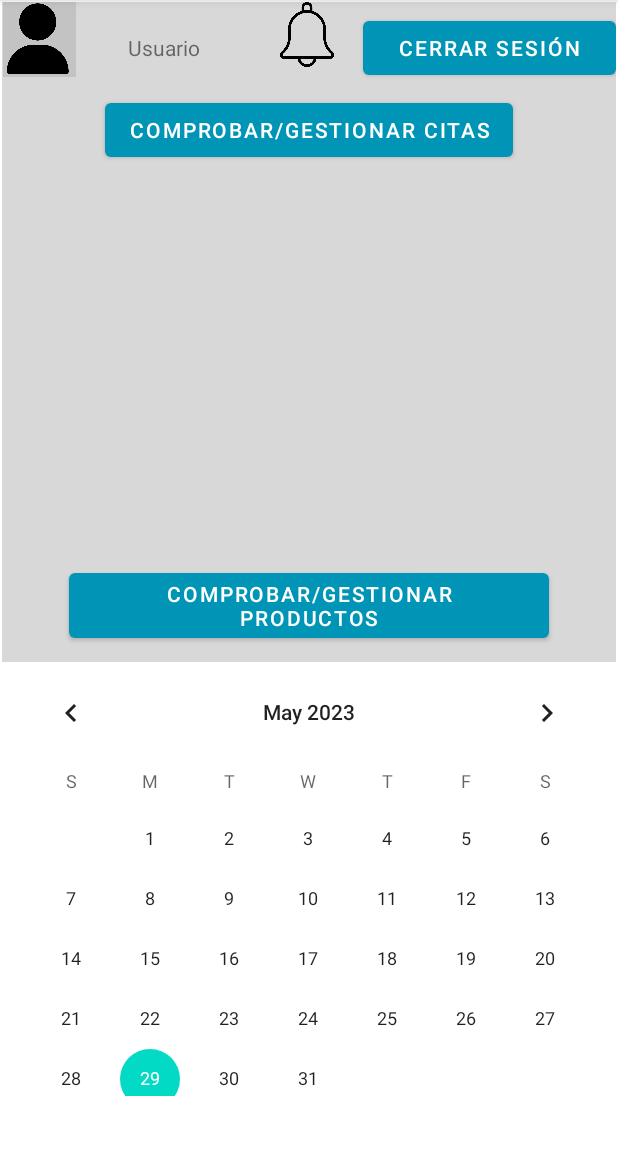
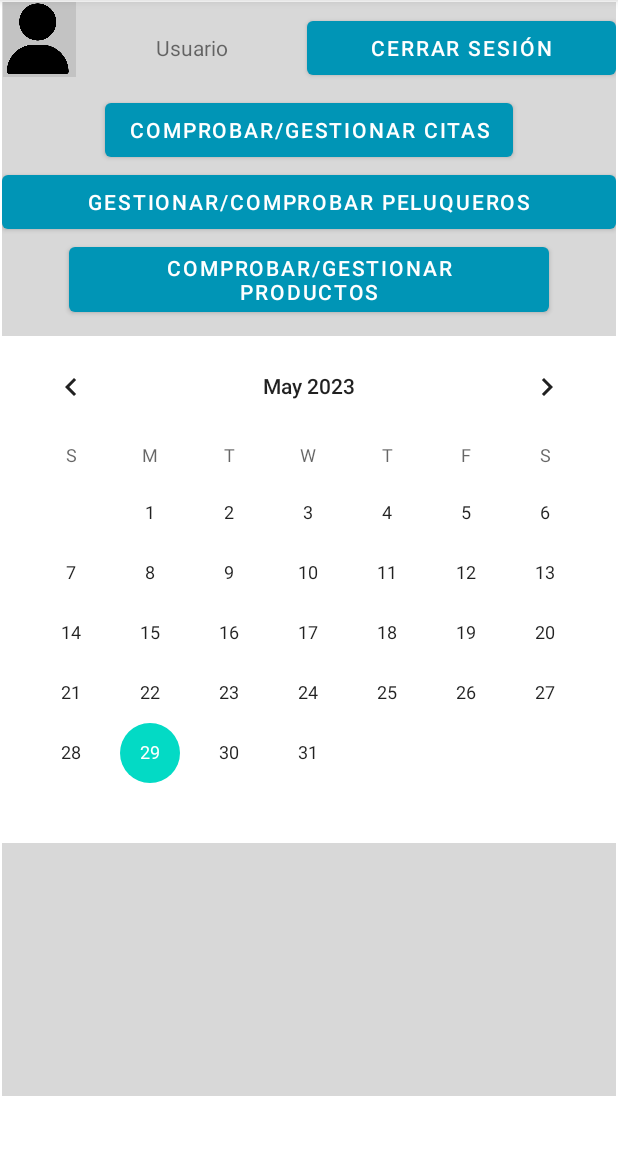
Before and after one commit to alvarovr0/Hairdate, an Android app: the menu_Peluquero screen opened through its navigation route, on a phone screen of 412 x 824 dp, the part 84-1236 px from its top. Run offline under Robolectric (Android 15) with nearby library versions, the phone set to English and light mode, and no system bars; our stand-ins replace Firebase (no records; nobody signed in at launch, a user with empty details on screens opened directly), Picasso; 2 statements that could not run were skipped.

Commit message:
Creacion Peluqueros lista OK
Hacer el adaptar su clase y sus metodos

```diff
--- a/Hairdate/app/src/main/java/com/example/hairdate/menu_Peluquero.java
+++ b/Hairdate/app/src/main/java/com/example/hairdate/menu_Peluquero.java
@@ -77,6 +77,7 @@ public class menu_Peluquero extends Fragment{
     private TextView usuario;
     private Button btn_controlStock;
     private Button btn_cerrarSesion;
+    private Button btn_gestionPeluqueros;
     private View view;
 
     ImageView profileImage;
@@ -131,33 +132,7 @@ public class menu_Peluquero extends Fragment{
         profileImage = view.findViewById(R.id.img_imagenPerfil);
         usuario = view.findViewById(R.id.txt_nombrePeluquero);
         btn_controlStock = view.findViewById(R.id.btn_comprobarStock);
-        btn_cerrarSesion = view.findViewById(R.id.btn_cerrarSesion);
-
-        mFirestore = FirebaseFirestore.getInstance();
-        mRecycler = view.findViewById(R.id.rvw_PeluqueroCitas);
-        mRecycler.setLayoutManager(new LinearLayoutManager(getActivity()));
-        Query query = mFirestore.collection("Citas");
-
-        FirestoreRecyclerOptions<Citas> firestoreRecyclerOptions = new FirestoreRecyclerOptions.Builder<Citas>().setQuery(query, Citas.class).build();
-
-        mAdapter = new CitasAdapter(firestoreRecyclerOptions);
-        mAdapter.notifyDataSetChanged();
-        mRecycler.setAdapter(mAdapter);
-
-        // Permite hacer click en las citas y te envia a detalles_citas
-        mAdapter.setOnClickListener(new View.OnClickListener() {
-            public void onClick(View view) {
-                String horarioCita = ((TextView) mRecycler.findViewHolderForAdapterPosition(mRecycler.getChildAdapterPosition(view)).itemView.findViewById(R.id.txt_horario)).getText().toString();
-                // Envía el email y el horario a detalles_citas, para que este pueda cargar la cita correspondiente
-                Bundle result = new Bundle();
-                result.putString("email", emailActual);
-                result.putString("horario", horarioCita);
-                getParentFragmentManager().setFragmentResult("menuPeluquero_to_detallesCitas", result);
-                Navigation.findNavController(view).navigate(R.id.action_menu_Peluquero_to_detalles_citas);
-            }
-        });
-
-
+        btn_gestionPeluqueros = view.findViewById(R.id.btn_gestionPeluqueros);
 
 
         // Al pulsar en el nombre de usuario se envía a cambiarse la imagen de perfil
@@ -201,6 +176,14 @@ public class menu_Peluquero extends Fragment{
                 return false;
             }
         });
+
+        btn_gestionPeluqueros.setOnClickListener(new View.OnClickListener() {
+            @Override
+            public void onClick(View v) {
+                Navigation.findNavController(view).navigate(R.id.action_menu_Peluquero_to_listaPeluqueros);
+            }
+        });
+
         return view;
     }
 
--- a/Hairdate/app/src/main/res/layout/fragment_menu_peluquero.xml
+++ b/Hairdate/app/src/main/res/layout/fragment_menu_peluquero.xml
@@ -32,13 +32,6 @@
                 android:text="Usuario"
                 android:gravity="center" />
 
-            <ImageView
-                android:id="@+id/img_campanaNoti"
-                android:layout_width="6dp"
-                android:layout_height="43dp"
-                android:layout_weight="1"
-                android:src="@drawable/bell" />
-
             <Button
                 android:id="@+id/btn_cerrarSesion"
                 android:layout_width="100dp"
@@ -60,10 +53,11 @@
                 android:layout_gravity="center"
                 android:text="Comprobar/gestionar Citas" />
 
-            <androidx.recyclerview.widget.RecyclerView
-                android:id="@+id/rvw_PeluqueroCitas"
+            <Button
+                android:id="@+id/btn_gestionPeluqueros"
                 android:layout_width="match_parent"
-                android:layout_height="265dp" />
+                android:layout_height="wrap_content"
+                android:text="Gestionar/comprobar peluqueros" />
 
             <Button
                 android:id="@+id/btn_comprobarStock"
--- a/Hairdate/app/src/main/res/navigation/nav_graph.xml
+++ b/Hairdate/app/src/main/res/navigation/nav_graph.xml
@@ -73,6 +73,9 @@
         <action
             android:id="@+id/action_menu_Peluquero_to_detalles_citas"
             app:destination="@id/detalles_citas" />
+        <action
+            android:id="@+id/action_menu_Peluquero_to_listaPeluqueros"
+            app:destination="@id/listaPeluqueros" />
     </fragment>
     <fragment
         android:id="@+id/activity_profile"
@@ -177,4 +180,22 @@
             android:id="@+id/action_detalles_citas_to_menu_Peluquero"
             app:destination="@id/menu_Peluquero" />
     </fragment>
+    <fragment
+        android:id="@+id/peluquero_detalle"
+        android:name="com.example.hairdate.Peluquero_detalle"
+        android:label="fragment_peluquero_detalle"
+        tools:layout="@layout/fragment_peluquero_detalle" >
+        <action
+            android:id="@+id/action_peluquero_detalle_to_menu_Peluquero"
+            app:destination="@id/menu_Peluquero" />
+    </fragment>
+    <fragment
+        android:id="@+id/listaPeluqueros"
+        android:name="com.example.hairdate.ListaPeluqueros"
+        android:label="fragment_lista_peluqueros"
+        tools:layout="@layout/fragment_lista_peluqueros" >
+        <action
+            android:id="@+id/action_listaPeluqueros_to_peluquero_detalle"
+            app:destination="@id/peluquero_detalle" />
+    </fragment>
 </navigation>
```
Also changed, not shown: Hairdate/app/src/main/java/com/example/hairdate/ListaPeluqueros.java (+29 -24 lines), Hairdate/app/src/main/java/com/example/hairdate/PeluqueroAdapter.java (added, +70 -0 lines), Hairdate/app/src/main/java/com/example/hairdate/Peluquero_detalle.java (added, +64 -0 lines), Hairdate/app/src/main/java/com/example/hairdate/model/Peluquero.java (added, +57 -0 lines), Hairdate/app/src/main/java/com/example/hairdate/principal_cliente.java (+3 -22 lines), Hairdate/app/src/main/res/layout/fragment_peluquero_detalle.xml (added, +14 -0 lines), Hairdate/app/src/main/res/layout/item_peluquero.xml (added, +65 -0 lines).
